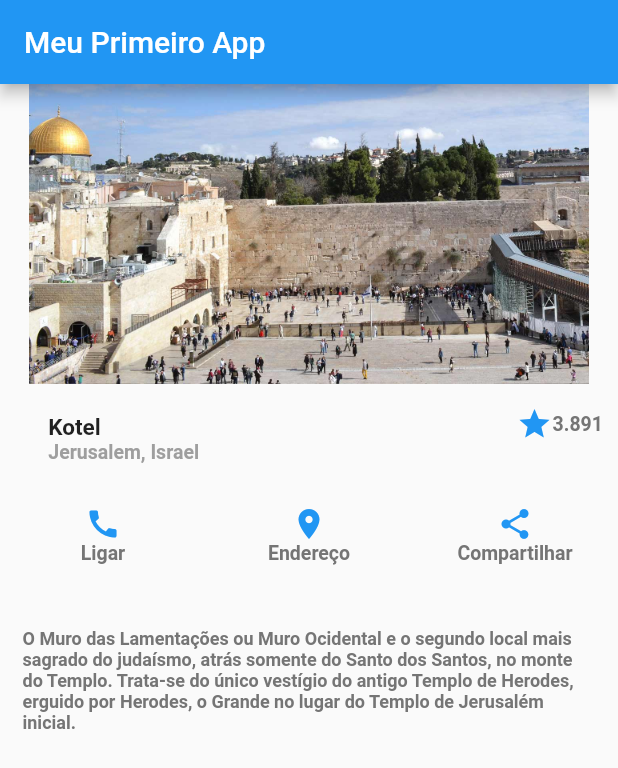
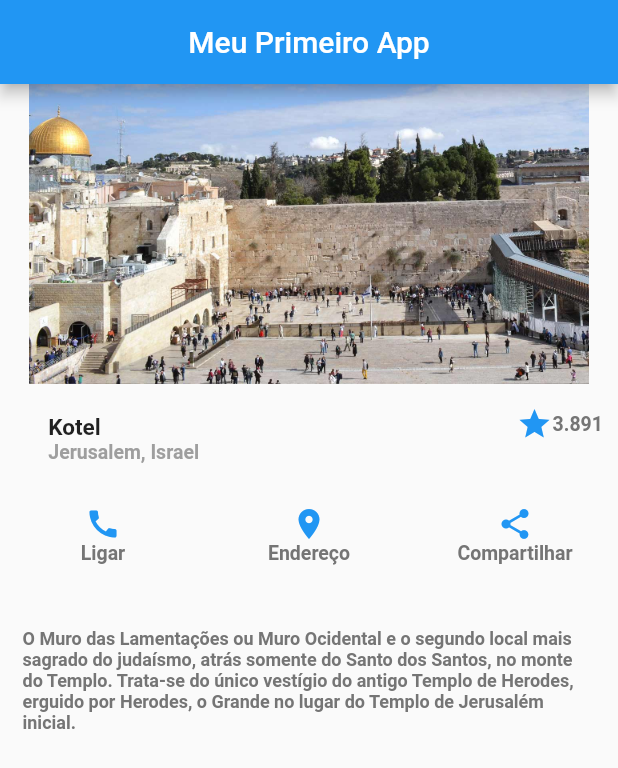
Before and after one commit to luciano-da-cruz-jr/flutter-screencreate, a Flutter app: the screen it shows after launch, on a phone screen of 412 x 824 dp. Shown: the top 768 px of the screen. Run offline on Flutter 3.47's test engine with Material 2 defaults, Android fonts, the phone set to English and light mode, and no system bars.

Commit message:
Finish Project Update V1

```diff
--- a/lib/main.dart
+++ b/lib/main.dart
@@ -13,7 +13,7 @@ class MeuApp extends StatelessWidget {
     return MaterialApp(
       home: Scaffold(
         appBar: AppBar(
-          title: Text('Meu Primeiro App'),
+          title: Center(child: Text('Meu Primeiro App'),),
         ),
 
       body: Column (
```
